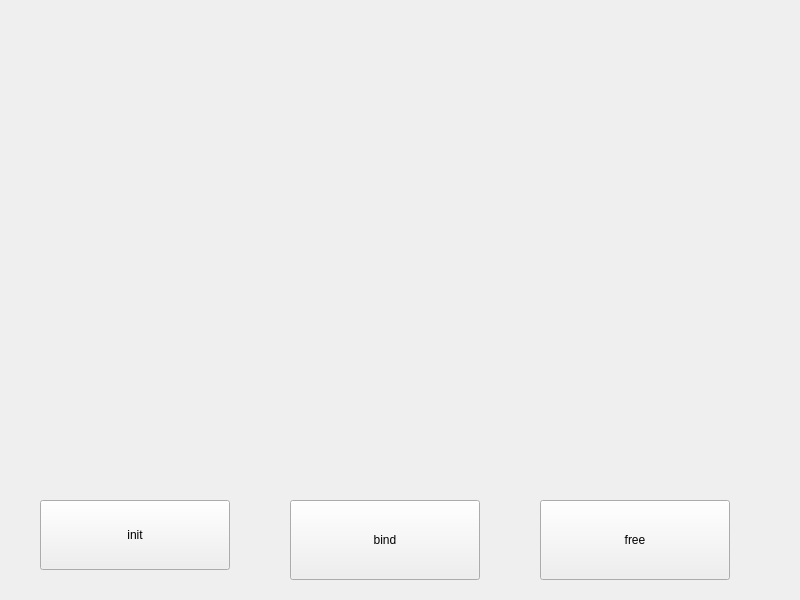
Before: the Qt Designer form src/ui/Widget.ui in OWmess/DynamicPartition, drawn with Qt 5.
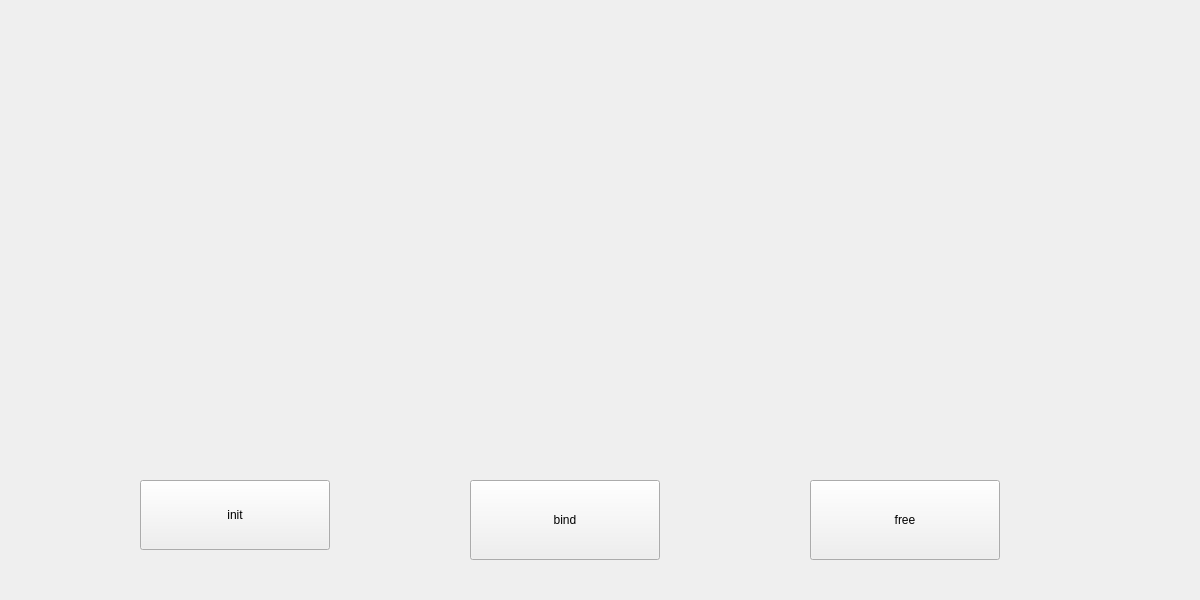
After: the same form once the commit is applied.

Patch:
```diff
--- a/src/ui/Widget.ui
+++ b/src/ui/Widget.ui
@@ -6,7 +6,7 @@
    <rect>
     <x>0</x>
     <y>0</y>
-    <width>800</width>
+    <width>1200</width>
     <height>600</height>
    </rect>
   </property>
@@ -16,8 +16,8 @@
   <widget class="QPushButton" name="initButton">
    <property name="geometry">
     <rect>
-     <x>40</x>
-     <y>500</y>
+     <x>140</x>
+     <y>480</y>
      <width>190</width>
      <height>70</height>
     </rect>
@@ -29,8 +29,8 @@
   <widget class="QPushButton" name="bindButton">
    <property name="geometry">
     <rect>
-     <x>290</x>
-     <y>500</y>
+     <x>470</x>
+     <y>480</y>
      <width>190</width>
      <height>80</height>
     </rect>
@@ -42,8 +42,8 @@
   <widget class="QPushButton" name="freeButton">
    <property name="geometry">
     <rect>
-     <x>540</x>
-     <y>500</y>
+     <x>810</x>
+     <y>480</y>
      <width>190</width>
      <height>80</height>
     </rect>
```
Left out of the diff: 2 changed lines with no effect on the pictures.
